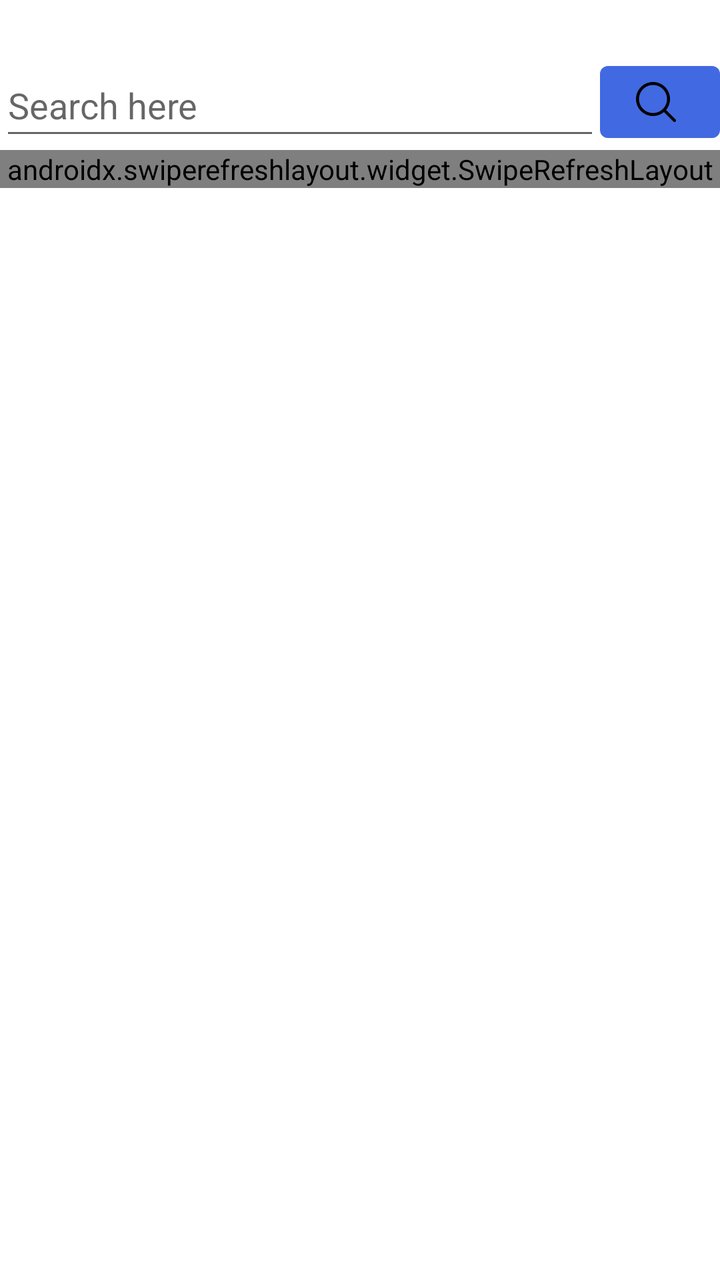
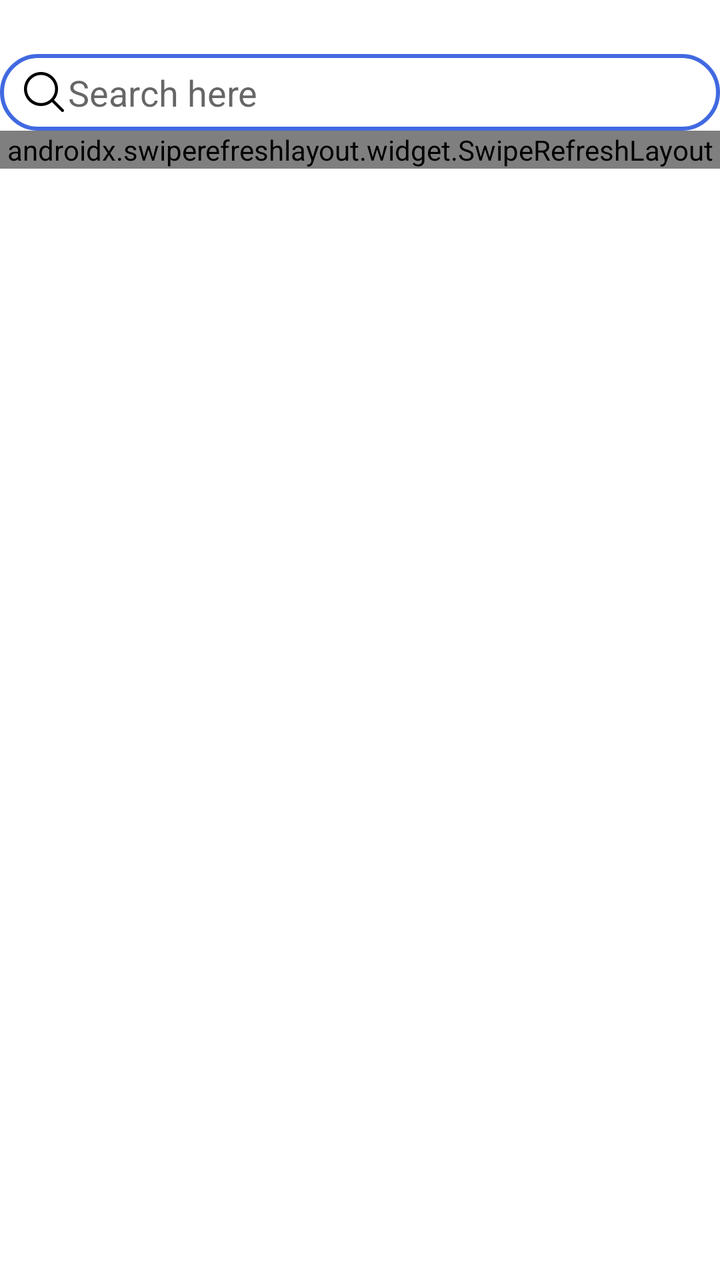

An Android layout rendered at two revisions. The XML below is the earlier revision; the diff shows what the commit changed to produce the second picture.
<!-- AndroidManifest.xml: application theme Theme.Front2 -->
<!-- res/layout/fragment_res_list.xml -->
<?xml version="1.0" encoding="utf-8"?>
<LinearLayout xmlns:android="http://schemas.android.com/apk/res/android"
    xmlns:tools="http://schemas.android.com/tools"
    android:layout_width="match_parent"
    android:layout_height="match_parent"
    xmlns:app="http://schemas.android.com/apk/res-auto"
    android:layout_marginVertical="15dp"
    android:layout_marginHorizontal="10dp"
    android:orientation="vertical"
    tools:context=".home.user.course.resource.ResListFragment">

    <TextView
        android:id="@+id/list_course_name"
        android:layout_width="match_parent"
        android:layout_height="wrap_content"
        android:textSize="20sp" />

    <LinearLayout
        android:layout_width="match_parent"
        android:layout_height="wrap_content"
        android:orientation="horizontal">

        <EditText
            android:id="@+id/search_edit"
            android:layout_width="match_parent"
            android:layout_height="match_parent"
            android:hint="@string/home_search_hint"
            android:layout_weight="1"/>

        <Button
            android:id="@+id/search_button"
            android:layout_width="match_parent"
            android:layout_height="match_parent"
            android:drawableLeft="@drawable/search_icon"
            android:layout_weight="5" />
    </LinearLayout>

    <androidx.swiperefreshlayout.widget.SwipeRefreshLayout
        android:id="@+id/uploads_refresh"
        android:layout_width="match_parent"
        android:layout_height="wrap_content">

        <androidx.recyclerview.widget.RecyclerView
            android:id="@+id/uploads_recycle"
            android:layout_width="match_parent"
            android:layout_height="wrap_content"
            app:layoutManager="androidx.recyclerview.widget.GridLayoutManager"
            app:spanCount="1" />

    </androidx.swiperefreshlayout.widget.SwipeRefreshLayout>

</LinearLayout>
<!-- resources referenced by this layout -->
<resources>
  <!-- drawable search_icon (drawable) -->
  <vector xmlns:android="http://schemas.android.com/apk/res/android"
      android:width="24dp"
      android:height="24dp"
      android:viewportWidth="24"
      android:viewportHeight="24">
    <path
        android:fillColor="#FF000000"
        android:pathData="m15.97,17.031c-1.479,1.238 -3.384,1.985 -5.461,1.985 -4.697,0 -8.509,-3.812 -8.509,-8.508s3.812,-8.508 8.509,-8.508c4.695,0 8.508,3.812 8.508,8.508 0,2.078 -0.747,3.984 -1.985,5.461l4.749,4.75c0.146,0.146 0.219,0.338 0.219,0.531 0,0.587 -0.537,0.75 -0.75,0.75 -0.192,0 -0.384,-0.073 -0.531,-0.22zM10.509,3.501c-3.868,0 -7.007,3.14 -7.007,7.007s3.139,7.007 7.007,7.007c3.866,0 7.007,-3.14 7.007,-7.007s-3.141,-7.007 -7.007,-7.007z"
        android:strokeLineJoin="round"
        android:fillType="nonZero"/>
  </vector>
  <string name="home_search_hint">Search here</string>
  <style name="Theme.Front2" parent="Theme.MaterialComponents.DayNight.NoActionBar">
          
          <item name="colorPrimary">@color/royalBlue</item>
          <item name="colorPrimaryVariant">@color/lightSkyBlue</item>
          <item name="colorOnPrimary">@color/white</item>
          
          <item name="colorSecondary">@color/deepSkyBlue1</item>
          <item name="colorSecondaryVariant">@color/deepSkyBlue3</item>
          <item name="colorOnSecondary">@color/WhiteSmoke</item>
          
          <item name="android:statusBarColor" tools:targetApi="l">?attr/colorPrimary</item>
          
      </style>
  <color name="royalBlue">#4169E1</color>
  <color name="lightSkyBlue">#87CEFA</color>
  <color name="white">#FFFFFFFF</color>
  <color name="deepSkyBlue1">#00BFFF</color>
  <color name="deepSkyBlue3">#009ACD</color>
  <color name="WhiteSmoke">#F5F5F5</color>
</resources>

<!-- the commit's change to res/layout/fragment_res_list.xml (unified diff, before → after) -->
@@ -24,15 +24,11 @@
             android:id="@+id/search_edit"
             android:layout_width="match_parent"
             android:layout_height="match_parent"
+            android:background="@drawable/login_edit_shape"
+            android:drawableLeft="@drawable/search_icon"
             android:hint="@string/home_search_hint"
             android:layout_weight="1"/>
 
-        <Button
-            android:id="@+id/search_button"
-            android:layout_width="match_parent"
-            android:layout_height="match_parent"
-            android:drawableLeft="@drawable/search_icon"
-            android:layout_weight="5" />
     </LinearLayout>
 
     <androidx.swiperefreshlayout.widget.SwipeRefreshLayout
<!-- resource entries referenced after the edit -->
@@ -1,5 +1,25 @@
 <!-- resources referenced by this layout -->
 <resources>
+  <!-- drawable login_edit_shape (drawable) -->
+  <?xml version="1.0" encoding="UTF-8"?>
+  <shape xmlns:android="http://schemas.android.com/apk/res/android" android:shape="rectangle" >
+      
+      <padding
+          android:left="10dp"
+          android:right="10dp"
+          android:top="7dp"
+          android:bottom="7dp"  />
+      
+      <corners android:radius="25dp" />
+      
+      
+      
+      <stroke
+          android:width="6px"
+          android:color="@color/royalBlue" >
+      </stroke>
+  
+  </shape>
   <!-- drawable search_icon (drawable) -->
   <vector xmlns:android="http://schemas.android.com/apk/res/android"
       android:width="24dp"
